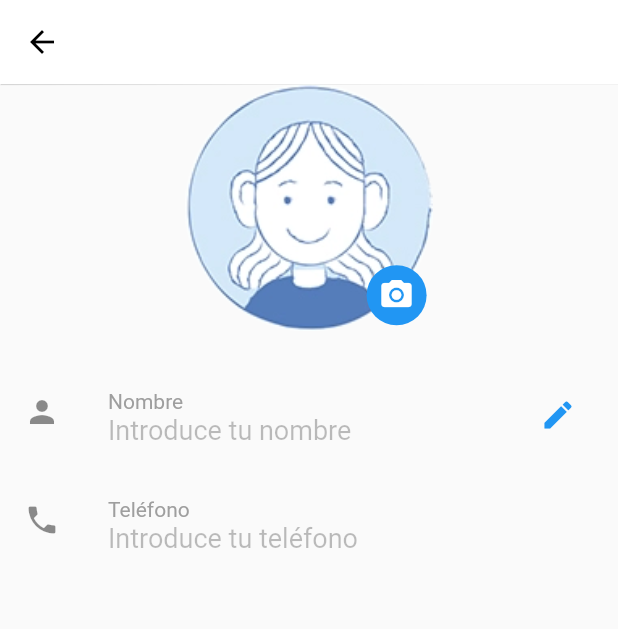
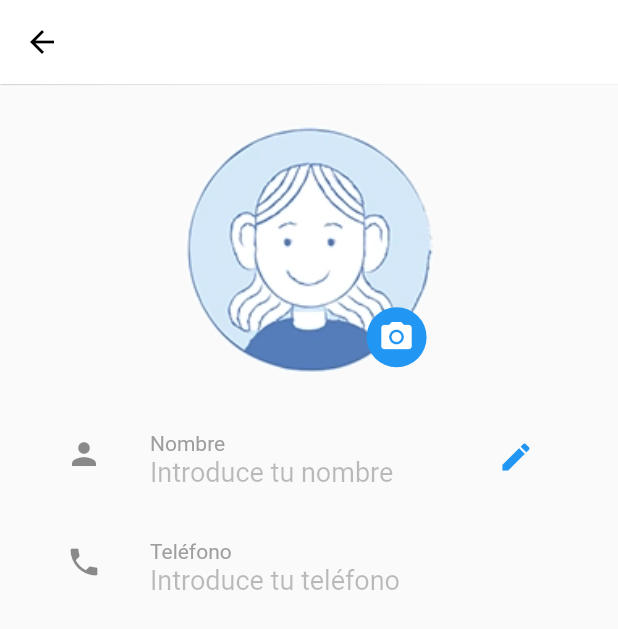
Before and after one commit to migala-dev/demos-app, a Flutter app: the ProfileSettingScreen screen opened by its route, on a phone screen of 412 x 824 dp. Shown: the top 629 px of the screen. Run offline on Flutter 3.47's test engine with Material 2 defaults, Android fonts, the phone set to English and light mode, and no system bars; our stand-ins replace badges, bloc, cached_network_image, fluro, flutter_bloc, flutter_secure_storage and 7 more; missing offline and left inert: image_crop, prompt_dialog; accounts and stored records are empty.

Commit message:
Fixing profile updates bugs

```diff
--- a/lib/core/auth/services/auth_service.dart
+++ b/lib/core/auth/services/auth_service.dart
@@ -39,7 +39,7 @@ class AuthService {
     return true;
   }
 
-  Future<bool> verifyCode(String code) async {
+  Future<User?> verifyCode(String code) async {
     String endpoint = ApiPath().getVerifyCodePath();
     Object params = {
       "phoneNumber": _phoneNumber,
@@ -58,7 +58,7 @@ class AuthService {
 
       ToastUtil.showError(message);
 
-      return false;
+      return null;
     }
 
     await _saveUser(response);
@@ -67,7 +67,7 @@ class AuthService {
 
     await BucketService().setBucketName(response.bucketName!);
 
-    return true;
+    return response.user;
   }
 
   bool _isCodeValid(VerifyCodeReponse response) {
--- a/lib/core/models/user.model.dart
+++ b/lib/core/models/user.model.dart
@@ -1,5 +1,5 @@
 class User {
-  int? _userId;
+  String? _userId;
   String? _name;
   late String _phoneNumber;
   String? _profilePictureKey;
@@ -8,7 +8,7 @@ class User {
 
   User.withPhoneNumber(this._phoneNumber);
 
-  int? get userId => this._userId;
+  String? get userId => this._userId;
   String get name => this._name ?? '';
   String get phoneNumber => this._phoneNumber;
   String get profilePictureKey => this._profilePictureKey ?? '';
--- a/lib/modules/settings/screens/profile.screen.dart
+++ b/lib/modules/settings/screens/profile.screen.dart
@@ -12,10 +12,13 @@ class _ProfileState extends State<ProfileSettingScreen> {
   @override
   Widget build(BuildContext context) {
     return Scaffold(
-      appBar: AppBar(
-        title: Text('Perfil'),
-      ),
-      body: Profile(),
-    );
+        resizeToAvoidBottomInset: false,
+        appBar: AppBar(
+          title: Text('Perfil'),
+        ),
+        body: Container(
+          margin: EdgeInsets.symmetric(vertical: 28, horizontal: 28),
+          child: Profile(),
+        ));
   }
 }
--- a/lib/widgets/profile/profile.widget.dart
+++ b/lib/widgets/profile/profile.widget.dart
@@ -99,7 +99,7 @@ class _ProfileState extends State<Profile> with LoadingStateHandler {
         await BucketService().getUrlFromKey(user.profilePictureKey);
     setState(() {
       _currentUser = user;
-      _imageUrl = imageUrl;
+      _imageUrl = user.profilePictureKey != "" ? imageUrl : null;
     });
   }
 }
```
Also changed, not shown: lib/core/auth/screens/verify_phone.dart (+8 -4 lines), lib/core/repositories/users.repository.dart (+16 -16 lines), lib/core/services/user.service.dart (+5 -2 lines).
